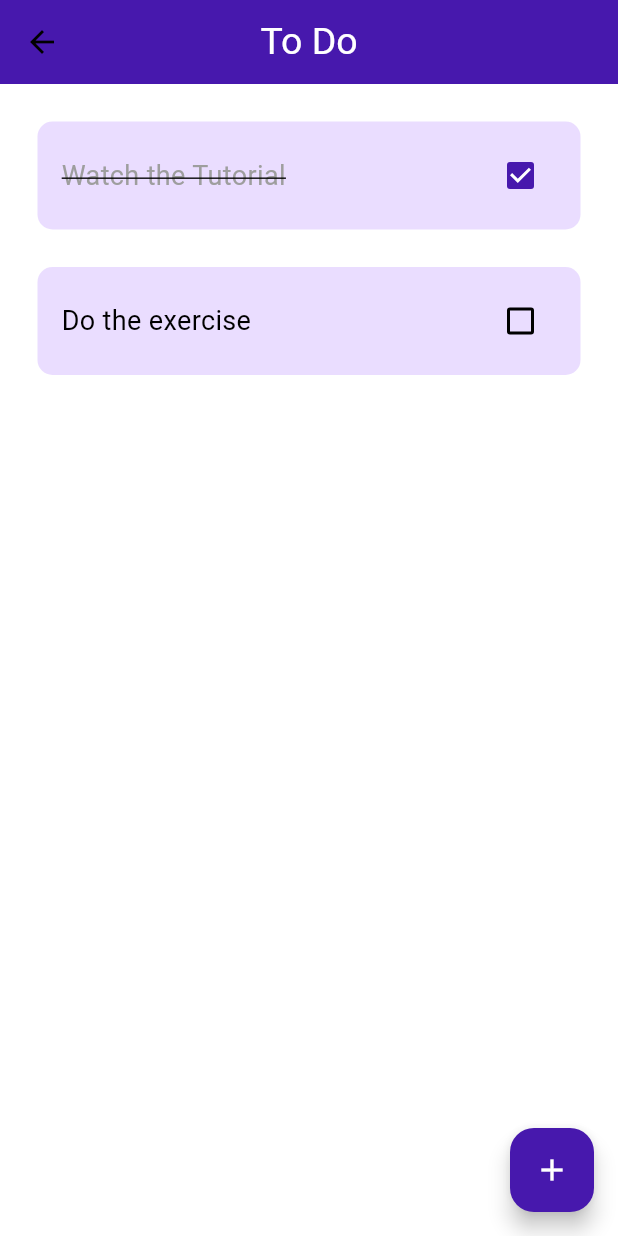
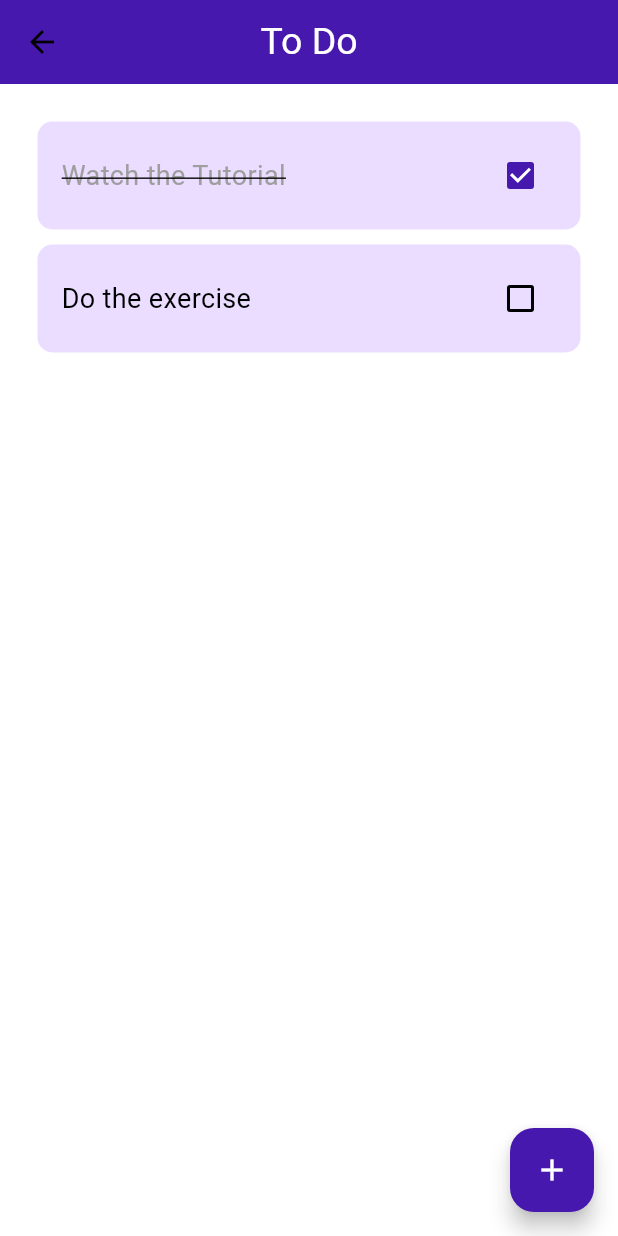
Before and after one commit to ranaehelal/ToDo_Application, a Flutter app: the HomaPage screen opened by its route, on a phone screen of 412 x 824 dp. Run offline on Flutter 3.47's test engine with Material 3 defaults, Android fonts, the phone set to English and light mode, and no system bars.

Commit message:
update the home

```diff
--- a/lib/pages/homa_page.dart
+++ b/lib/pages/homa_page.dart
@@ -1,7 +1,6 @@
 import 'package:flutter/material.dart';
 import '../models/task.dart';
 import '../widgets/task_item.dart';
-
 
 class HomaPage extends StatefulWidget {
   const HomaPage({super.key});
@@ -15,16 +14,19 @@ class _HomaPageState extends State<HomaPage> {
     Task(name: "Watch the Tutorial", isCompleted: true),
     Task(name: "Do the exercise", isCompleted: false),
   ];
+
   void _addNewTask() {
     setState(() {
       tasks.add(Task(name: "New Task ${tasks.length + 1}", isCompleted: false));
     });
   }
+
   void _removeTask(int index) {
     setState(() {
       tasks.removeAt(index);
     });
   }
+
   @override
   Widget build(BuildContext context) {
     final theme = Theme.of(context);
@@ -48,10 +50,30 @@ class _HomaPageState extends State<HomaPage> {
       ),
       body: Padding(
         padding: const EdgeInsets.all(25.0),
-        child: ListView(
-          children: tasks.map((task) {
-            return Padding(
-              padding: const EdgeInsets.only(bottom: 25.0),
+        child: ListView.builder(
+          itemCount: tasks.length,
+          itemBuilder: (BuildContext context, int index) {
+            final task = tasks[index];
+
+            return Column(
+              children: [
+                Dismissible(
+                  key: Key(task.name),
+                  direction: DismissDirection.endToStart, // Swipe right to left
+                  onDismissed: (direction) {
+                    _removeTask(index);
+
+                  },
+                  background: Container(
+                    decoration: BoxDecoration(
+                      color: Colors.red,
+                      borderRadius: BorderRadius.circular(10),
+                    ),
+                    alignment: Alignment.centerRight, // Align icon to the right
+                    padding: const EdgeInsets.symmetric(horizontal: 20.0),
+                    child: Icon(Icons.delete, color: Colors.white), // Delete icon
+                  ),
+
                   child: TaskItem(
                     taskName: task.name,
                     isCompleted: task.isCompleted,
@@ -60,11 +82,13 @@ class _HomaPageState extends State<HomaPage> {
                         task.isCompleted = value!;
                       });
                     },
-                activeColor: theme.colorScheme.primary, // Pass the color
-
+                    activeColor: theme.colorScheme.primary,
                   ),
+                ),
+                const SizedBox(height: 10.0),
+              ],
             );
-          }).toList(),
+          },
         ),
       ),
     );
```
Lines whose indentation alone changed are shown as unchanged.
